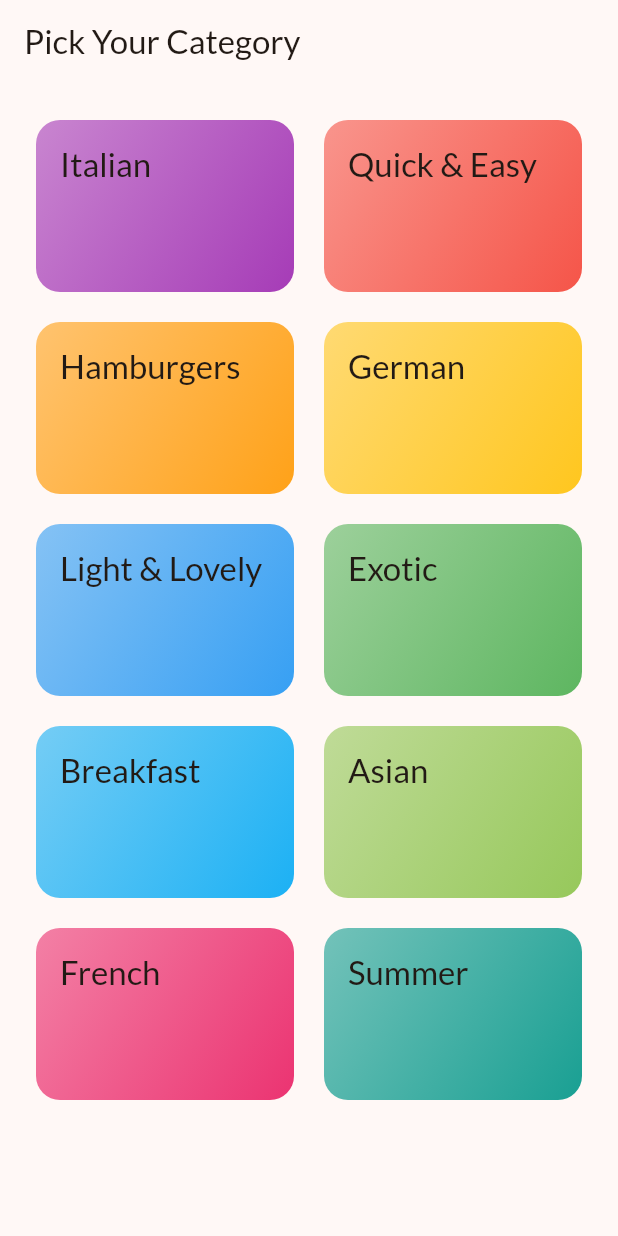
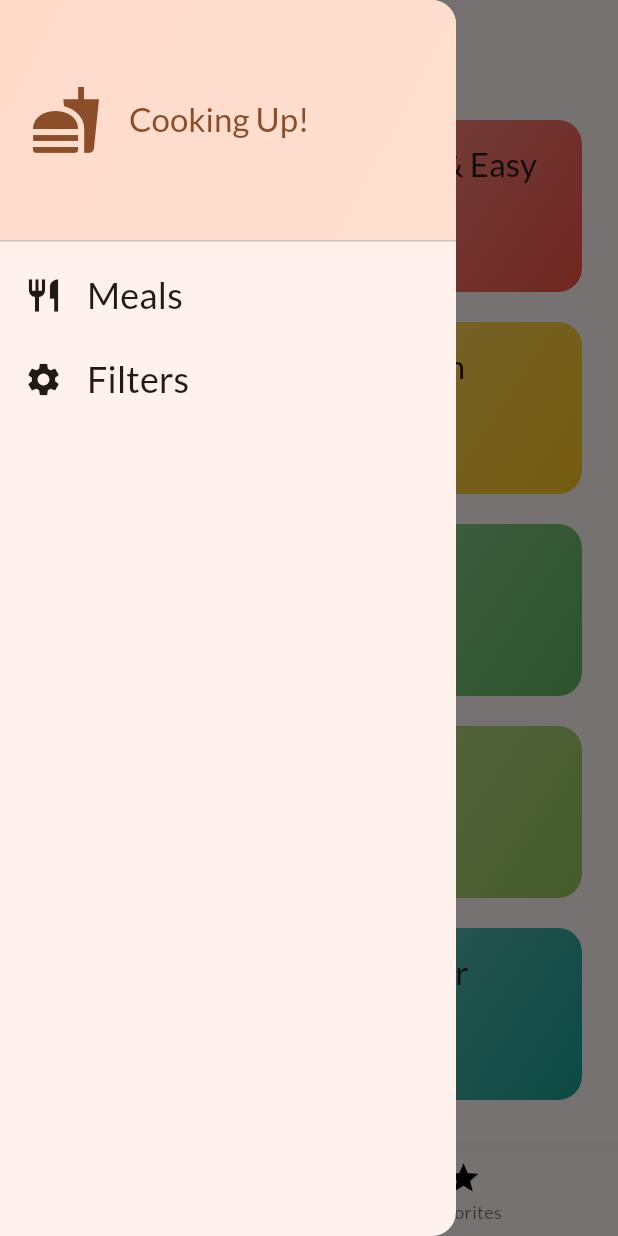
Before and after one commit to UtkarshMishra-git/meals-application, a Flutter app: the screen it shows after launch, with the side drawer open (before the commit the screen has no drawer), on a phone screen of 412 x 824 dp. Run offline on Flutter 3.47's test engine with Material 3 defaults, Android fonts, the phone set to English and light mode, and no system bars; our stand-ins replace google_fonts, transparent_image.

Commit message:
Added Filters

```diff
--- a/lib/main.dart
+++ b/lib/main.dart
@@ -3,6 +3,7 @@ import 'package:google_fonts/google_fonts.dart';
 import 'package:meals/data/dummy_data.dart';
 import 'package:meals/screens/categories.dart';
 import 'package:meals/screens/meals.dart';
+import 'package:meals/screens/tabs.dart';
 
 final theme = ThemeData(
   useMaterial3: true,
@@ -21,7 +22,7 @@ class App extends StatelessWidget {
     return MaterialApp(
       title: 'Flutter Demo',
       theme: theme,
-      home: CategoriesScreen(),
+      home: TabsScreen(),
     );
   }
 }
--- a/lib/screens/categories.dart
+++ b/lib/screens/categories.dart
@@ -1,31 +1,31 @@
 import 'package:flutter/material.dart';
 import 'package:meals/data/dummy_data.dart';
+import 'package:meals/models/meal.dart';
 import 'package:meals/screens/meals.dart';
 import 'package:meals/widgets/category_grid_item.dart';
 import 'package:meals/models/category.dart';
 
 class CategoriesScreen extends StatelessWidget {
-  const CategoriesScreen({super.key});
-
+  const CategoriesScreen({super.key, required this.onToggleFavorite});
+  final void Function(Meal meal) onToggleFavorite;
   void _selectCategory(BuildContext context, Category category) {
     final filteredMeals = dummyMeals
         .where((meal) => meal.categories.contains(category.id))
         .toList();
     Navigator.of(context).push(
       MaterialPageRoute(
-        builder: (ctx) =>
-            MealsScreen(title: category.title, meals: filteredMeals),
+        builder: (ctx) => MealsScreen(
+          title: category.title,
+          meals: filteredMeals,
+          onToggleFavorite: onToggleFavorite,
+        ),
       ),
     );
   }
 
   @override
   Widget build(BuildContext context) {
-    return Scaffold(
-      appBar: AppBar(
-        title: const Text('Pick Your Category'),
-      ),
-      body: GridView(
+    return GridView(
       padding: const EdgeInsets.all(24),
       gridDelegate: const SliverGridDelegateWithFixedCrossAxisCount(
           crossAxisCount: 2,
@@ -41,7 +41,6 @@ class CategoriesScreen extends StatelessWidget {
             },
           )
       ],
-      ),
     );
   }
 }
--- /dev/null
+++ b/lib/screens/tabs.dart
@@ -0,0 +1,97 @@
+import 'package:flutter/material.dart';
+import 'package:meals/models/meal.dart';
+import 'package:meals/screens/categories.dart';
+import 'package:meals/screens/filters.dart';
+import 'package:meals/screens/meals.dart';
+import 'package:meals/widgets/main_drawer.dart';
+
+class TabsScreen extends StatefulWidget {
+  const TabsScreen({super.key});
+
+  @override
+  State<TabsScreen> createState() {
+    return _TabsScreenState();
+  }
+}
+
+class _TabsScreenState extends State<TabsScreen> {
+  int _selectedPageIndex = 0;
+  final List<Meal> _favoriteMeals = [];
+  void _showInfoMessage(String message) {
+    ScaffoldMessenger.of(context).clearSnackBars();
+    ScaffoldMessenger.of(context)
+        .showSnackBar(SnackBar(content: Text(message)));
+  }
+
+  var activePageTitle = 'Categories';
+  void _selectPage(int index) {
+    setState(() {
+      _selectedPageIndex = index;
+    });
+  }
+
+  void _toggleMealFavoriteStatus(Meal meal) {
+    final isExisting = _favoriteMeals.contains(meal);
+    if (isExisting) {
+      setState(() {
+        _favoriteMeals.remove(meal);
+      });
+      _showInfoMessage('Meal is no longer a favorite');
+    } else {
+      setState(() {
+        _favoriteMeals.add(meal);
+        _showInfoMessage('Marked as a favorite!');
+      });
+    }
+  }
+
+  void _setScreen(String identifier) {
+    Navigator.of(context).pop();
+    if (identifier == 'filters') {
+      Navigator.of(context).pop();
+      Navigator.of(context)
+          .push(MaterialPageRoute(builder: (ctx) => FiltersScreen()));
+    }
+  }
+
+  @override
+  Widget build(BuildContext context) {
+    Widget activePage = CategoriesScreen(
+      onToggleFavorite: _toggleMealFavoriteStatus,
+    );
+    if (_selectedPageIndex == 1) {
+      activePage = MealsScreen(
+        meals: _favoriteMeals,
+        onToggleFavorite: _toggleMealFavoriteStatus,
+      );
+      activePageTitle = 'Your Favorites';
+    }
+
+    return Scaffold(
+      appBar: AppBar(
+        title: Text(activePageTitle),
+      ),
+      drawer: MainDrawer(
+        onSelectScreen: _setScreen,
+      ),
+      body: activePage,
+      bottomNavigationBar: BottomNavigationBar(
+        onTap: _selectPage,
+        items: [
+          BottomNavigationBarItem(
+              icon: Icon(
+                Icons.set_meal,
+                color: Colors.black,
+              ),
+              label: 'Categories'),
+          BottomNavigationBarItem(
+              icon: Icon(
+                Icons.star,
+                color: Colors.black,
+              ),
+              label: 'Favorites'),
+        ],
+      ),
+    );
+  }
+}
--- /dev/null
+++ b/lib/widgets/main_drawer.dart
@@ -0,0 +1,76 @@
+import 'package:flutter/material.dart';
+import 'package:meals/main.dart';
+
+class MainDrawer extends StatelessWidget {
+  const MainDrawer({super.key, required this.onSelectScreen});
+  final void Function(String identifier) onSelectScreen;
+
+  @override
+  Widget build(BuildContext context) {
+    return Drawer(
+      child: Column(
+        children: [
+          DrawerHeader(
+            child: Row(
+              children: [
+                Icon(
+                  Icons.fastfood,
+                  size: 48,
+                  color: Theme.of(context).colorScheme.primary,
+                ),
+                const SizedBox(
+                  width: 18,
+                ),
+                Text(
+                  'Cooking Up!',
+                  style: Theme.of(context)
+                      .textTheme
+                      .titleLarge!
+                      .copyWith(color: Theme.of(context).colorScheme.primary),
+                ),
+              ],
+            ),
+            padding: EdgeInsets.all(20),
+            decoration: BoxDecoration(
+                gradient: LinearGradient(colors: [
+              Theme.of(context).colorScheme.primaryContainer,
+              Theme.of(context).colorScheme.primaryContainer.withOpacity(0.8)
+            ], begin: Alignment.topLeft, end: Alignment.bottomRight)),
+          ),
+          ListTile(
+            leading: Icon(
+              Icons.restaurant,
+              size: 26,
+              color: Theme.of(context).colorScheme.onBackground,
+            ),
+            title: Text(
+              'Meals',
+              style: Theme.of(context).textTheme.titleSmall!.copyWith(
+                  color: Theme.of(context).colorScheme.onBackground,
+                  fontSize: 24),
+            ),
+            onTap: () {
+              onSelectScreen('meals');
+            },
+          ),
+          ListTile(
+            leading: Icon(
+              Icons.settings,
+              size: 26,
+              color: Theme.of(context).colorScheme.onBackground,
+            ),
+            title: Text(
+              'Filters',
+              style: Theme.of(context).textTheme.titleSmall!.copyWith(
+                  color: Theme.of(context).colorScheme.onBackground,
+                  fontSize: 24),
+            ),
+            onTap: () {
+              onSelectScreen('filters');
+            },
+          ),
+        ],
+      ),
+    );
+  }
+}
```
Also changed, not shown: lib/screens/filters.dart (added, +139 -0 lines), lib/screens/meal_details.dart (+65 -7 lines), lib/screens/meals.dart (+20 -6 lines), lib/widgets/meal_item.dart (+6 -8 lines). Lines whose indentation alone changed are shown as unchanged.
